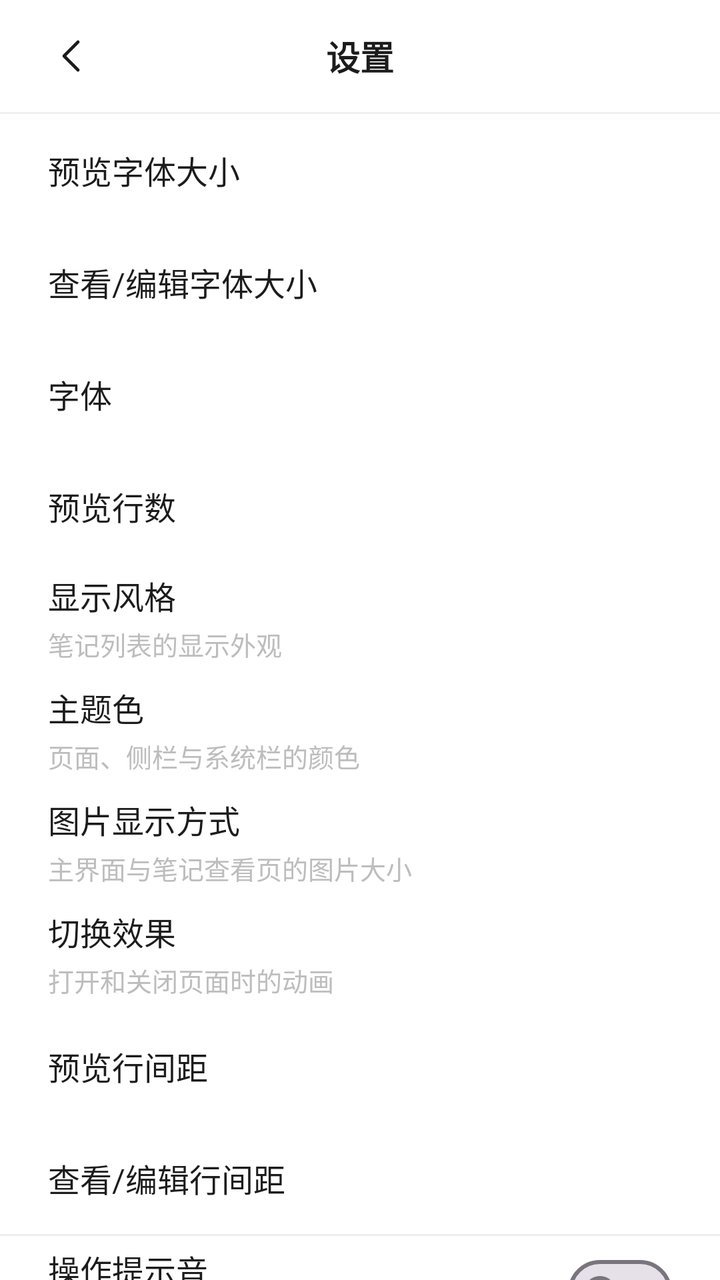
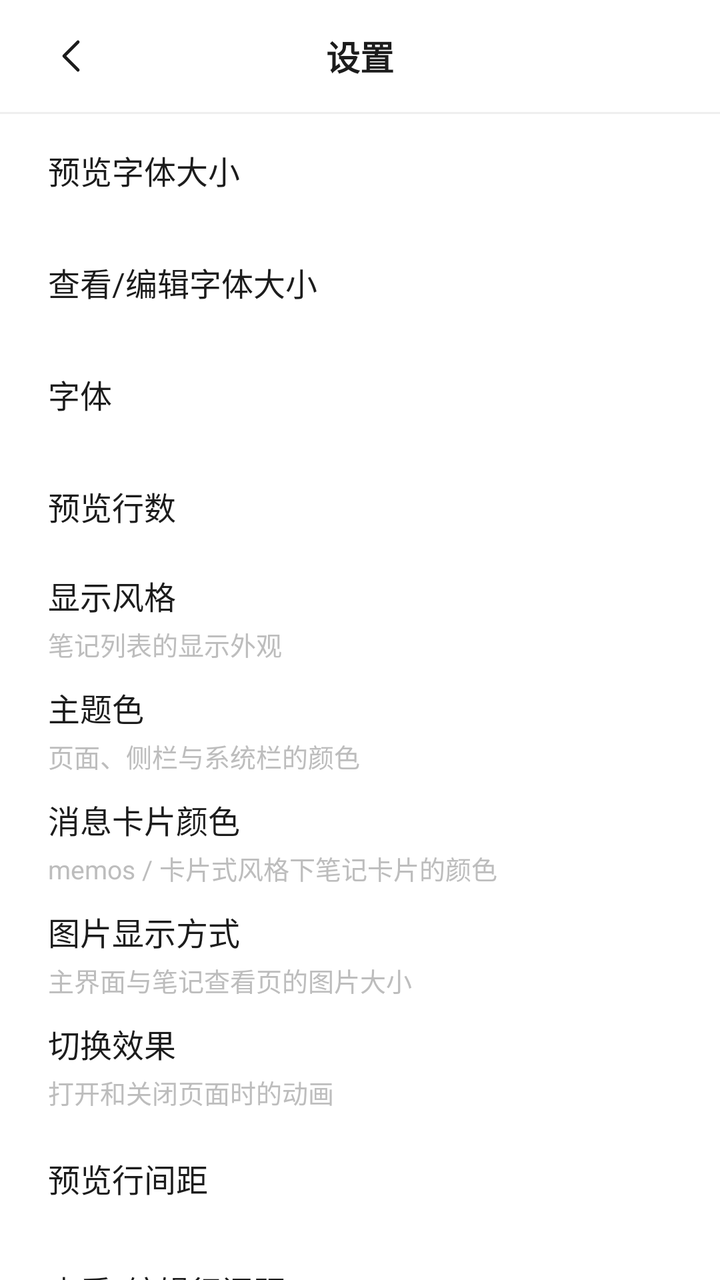

Before-and-after screenshots of an Android layout around one commit, followed by the original layout XML and the change that was made.
<!-- AndroidManifest.xml: application theme Theme.WuDiary -->
<!-- res/layout/activity_settings.xml -->
<?xml version="1.0" encoding="utf-8"?>
<LinearLayout xmlns:android="http://schemas.android.com/apk/res/android"
    android:layout_width="match_parent"
    android:layout_height="match_parent"
    android:background="@color/background"
    android:orientation="vertical">

    <FrameLayout
        android:layout_width="match_parent"
        android:layout_height="56dp">

        <ImageButton
            android:id="@+id/btnBack"
            android:layout_width="48dp"
            android:layout_height="48dp"
            android:layout_gravity="start|center_vertical"
            android:layout_marginStart="12dp"
            android:background="?attr/selectableItemBackgroundBorderless"
            android:contentDescription="@string/back"
            android:scaleType="centerInside"
            android:src="@drawable/ic_chevron_left" />

        <TextView
            android:layout_width="wrap_content"
            android:layout_height="wrap_content"
            android:layout_gravity="center"
            android:text="@string/settings"
            android:textColor="@color/text_primary"
            android:textSize="17sp"
            android:textStyle="bold" />
    </FrameLayout>

    <View
        android:layout_width="match_parent"
        android:layout_height="1dp"
        android:background="@color/divider" />

    <ScrollView
        android:layout_width="match_parent"
        android:layout_height="0dp"
        android:layout_weight="1"
        android:fillViewport="true"
        android:overScrollMode="never"
        android:scrollbars="none">

        <LinearLayout
            android:layout_width="match_parent"
            android:layout_height="wrap_content"
            android:orientation="vertical"
            android:paddingBottom="24dp">

    <LinearLayout
        android:id="@+id/rowFontSize"
        android:layout_width="match_parent"
        android:layout_height="56dp"
        android:background="?attr/selectableItemBackground"
        android:clickable="true"
        android:focusable="true"
        android:gravity="center_vertical"
        android:orientation="horizontal"
        android:paddingHorizontal="24dp">

        <TextView
            android:layout_width="0dp"
            android:layout_height="wrap_content"
            android:layout_weight="1"
            android:text="@string/font_size"
            android:textColor="@color/text_primary"
            android:textSize="16sp" />

        <TextView
            android:id="@+id/textFontValue"
            android:layout_width="wrap_content"
            android:layout_height="wrap_content"
            android:textColor="@color/text_secondary"
            android:textSize="15sp" />
    </LinearLayout>

    <LinearLayout
        android:id="@+id/rowReadingFontSize"
        android:layout_width="match_parent"
        android:layout_height="56dp"
        android:background="?attr/selectableItemBackground"
        android:clickable="true"
        android:focusable="true"
        android:gravity="center_vertical"
        android:orientation="horizontal"
        android:paddingHorizontal="24dp">

        <TextView
            android:layout_width="0dp"
            android:layout_height="wrap_content"
            android:layout_weight="1"
            android:text="@string/reading_font_size"
            android:textColor="@color/text_primary"
            android:textSize="16sp" />

        <TextView
            android:id="@+id/textReadingFontValue"
            android:layout_width="wrap_content"
            android:layout_height="wrap_content"
            android:textColor="@color/text_secondary"
            android:textSize="15sp" />
    </LinearLayout>

    <LinearLayout
        android:id="@+id/rowFontFamily"
        android:layout_width="match_parent"
        android:layout_height="56dp"
        android:background="?attr/selectableItemBackground"
        android:clickable="true"
        android:focusable="true"
        android:gravity="center_vertical"
        android:orientation="horizontal"
        android:paddingHorizontal="24dp">

        <TextView
            android:layout_width="0dp"
            android:layout_height="wrap_content"
            android:layout_weight="1"
            android:text="@string/font_family"
            android:textColor="@color/text_primary"
            android:textSize="16sp" />

        <TextView
            android:id="@+id/textFontFamilyValue"
            android:layout_width="wrap_content"
            android:layout_height="wrap_content"
            android:textColor="@color/text_secondary"
            android:textSize="15sp" />
    </LinearLayout>

    <LinearLayout
        android:id="@+id/rowPreviewLines"
        android:layout_width="match_parent"
        android:layout_height="56dp"
        android:background="?attr/selectableItemBackground"
        android:clickable="true"
        android:focusable="true"
        android:gravity="center_vertical"
        android:orientation="horizontal"
        android:paddingHorizontal="24dp">

        <TextView
            android:layout_width="0dp"
            android:layout_height="wrap_content"
            android:layout_weight="1"
            android:text="@string/preview_lines"
            android:textColor="@color/text_primary"
            android:textSize="16sp" />

        <TextView
            android:id="@+id/textPreviewValue"
            android:layout_width="wrap_content"
            android:layout_height="wrap_content"
            android:textColor="@color/text_secondary"
            android:textSize="15sp" />
    </LinearLayout>

    <LinearLayout
        android:id="@+id/rowDisplayStyle"
        android:layout_width="match_parent"
        android:layout_height="56dp"
        android:background="?attr/selectableItemBackground"
        android:clickable="true"
        android:focusable="true"
        android:gravity="center_vertical"
        android:orientation="horizontal"
        android:paddingHorizontal="24dp">

        <LinearLayout
            android:layout_width="0dp"
            android:layout_height="wrap_content"
            android:layout_weight="1"
            android:orientation="vertical">

            <TextView
                android:layout_width="wrap_content"
                android:layout_height="wrap_content"
                android:text="@string/display_style"
                android:textColor="@color/text_primary"
                android:textSize="16sp" />

            <TextView
                android:layout_width="wrap_content"
                android:layout_height="wrap_content"
                android:layout_marginTop="3dp"
                android:text="@string/display_style_desc"
                android:textColor="@color/text_secondary"
                android:textSize="13sp" />
        </LinearLayout>

        <TextView
            android:id="@+id/textDisplayStyleValue"
            android:layout_width="wrap_content"
            android:layout_height="wrap_content"
            android:textColor="@color/text_secondary"
            android:textSize="15sp" />
    </LinearLayout>

    <LinearLayout
        android:id="@+id/rowBackgroundColor"
        android:layout_width="match_parent"
        android:layout_height="56dp"
        android:background="?attr/selectableItemBackground"
        android:clickable="true"
        android:focusable="true"
        android:gravity="center_vertical"
        android:orientation="horizontal"
        android:paddingHorizontal="24dp">

        <LinearLayout
            android:layout_width="0dp"
            android:layout_height="wrap_content"
            android:layout_weight="1"
            android:orientation="vertical">

            <TextView
                android:layout_width="wrap_content"
                android:layout_height="wrap_content"
                android:text="@string/background_color"
                android:textColor="@color/text_primary"
                android:textSize="16sp" />

            <TextView
                android:layout_width="wrap_content"
                android:layout_height="wrap_content"
                android:layout_marginTop="3dp"
                android:text="@string/background_color_desc"
                android:textColor="@color/text_secondary"
                android:textSize="13sp" />
        </LinearLayout>

        <TextView
            android:id="@+id/textBackgroundColorValue"
            android:layout_width="wrap_content"
            android:layout_height="wrap_content"
            android:textColor="@color/text_secondary"
            android:textSize="15sp" />
    </LinearLayout>

    <LinearLayout
        android:id="@+id/rowImageStyle"
        android:layout_width="match_parent"
        android:layout_height="56dp"
        android:background="?attr/selectableItemBackground"
        android:clickable="true"
        android:focusable="true"
        android:gravity="center_vertical"
        android:orientation="horizontal"
        android:paddingHorizontal="24dp">

        <LinearLayout
            android:layout_width="0dp"
            android:layout_height="wrap_content"
            android:layout_weight="1"
            android:orientation="vertical">

            <TextView
                android:layout_width="wrap_content"
                android:layout_height="wrap_content"
                android:text="@string/image_style"
                android:textColor="@color/text_primary"
                android:textSize="16sp" />

            <TextView
                android:layout_width="wrap_content"
                android:layout_height="wrap_content"
                android:layout_marginTop="3dp"
                android:text="@string/image_style_desc"
                android:textColor="@color/text_secondary"
                android:textSize="13sp" />
        </LinearLayout>

        <TextView
            android:id="@+id/textImageStyleValue"
            android:layout_width="wrap_content"
            android:layout_height="wrap_content"
            android:textColor="@color/text_secondary"
            android:textSize="15sp" />
    </LinearLayout>

    <LinearLayout
        android:id="@+id/rowTransitionStyle"
        android:layout_width="match_parent"
        android:layout_height="56dp"
        android:background="?attr/selectableItemBackground"
        android:clickable="true"
        android:focusable="true"
        android:gravity="center_vertical"
        android:orientation="horizontal"
        android:paddingHorizontal="24dp">

        <LinearLayout
            android:layout_width="0dp"
            android:layout_height="wrap_content"
            android:layout_weight="1"
            android:orientation="vertical">

            <TextView
                android:layout_width="wrap_content"
                android:layout_height="wrap_content"
                android:text="@string/transition_style"
                android:textColor="@color/text_primary"
                android:textSize="16sp" />

            <TextView
                android:layout_width="wrap_content"
                android:layout_height="wrap_content"
                android:layout_marginTop="3dp"
                android:text="@string/transition_style_desc"
                android:textColor="@color/text_secondary"
                android:textSize="13sp" />
        </LinearLayout>

        <TextView
            android:id="@+id/textTransitionStyleValue"
            android:layout_width="wrap_content"
            android:layout_height="wrap_content"
            android:textColor="@color/text_secondary"
            android:textSize="15sp" />
    </LinearLayout>

    <LinearLayout
        android:id="@+id/rowLineSpacing"
        android:layout_width="match_parent"
        android:layout_height="56dp"
        android:background="?attr/selectableItemBackground"
        android:clickable="true"
        android:focusable="true"
        android:gravity="center_vertical"
        android:orientation="horizontal"
        android:paddingHorizontal="24dp">

        <TextView
            android:layout_width="0dp"
            android:layout_height="wrap_content"
            android:layout_weight="1"
            android:text="@string/line_spacing"
            android:textColor="@color/text_primary"
            android:textSize="16sp" />

        <TextView
            android:id="@+id/textLineSpacingValue"
            android:layout_width="wrap_content"
            android:layout_height="wrap_content"
            android:textColor="@color/text_secondary"
            android:textSize="15sp" />
    </LinearLayout>

    <LinearLayout
        android:id="@+id/rowReadingLineSpacing"
        android:layout_width="match_parent"
        android:layout_height="56dp"
        android:background="?attr/selectableItemBackground"
        android:clickable="true"
        android:focusable="true"
        android:gravity="center_vertical"
        android:orientation="horizontal"
        android:paddingHorizontal="24dp">

        <TextView
            android:layout_width="0dp"
            android:layout_height="wrap_content"
            android:layout_weight="1"
            android:text="@string/reading_line_spacing"
            android:textColor="@color/text_primary"
            android:textSize="16sp" />

        <TextView
            android:id="@+id/textReadingLineSpacingValue"
            android:layout_width="wrap_content"
            android:layout_height="wrap_content"
            android:textColor="@color/text_secondary"
            android:textSize="15sp" />
    </LinearLayout>

    <View
        android:layout_width="match_parent"
        android:layout_height="1dp"
        android:background="@color/divider" />

    <LinearLayout
        android:id="@+id/rowSound"
        android:layout_width="match_parent"
        android:layout_height="56dp"
        android:background="?attr/selectableItemBackground"
        android:clickable="true"
        android:focusable="true"
        android:gravity="center_vertical"
        android:orientation="horizontal"
        android:paddingHorizontal="24dp">

        <LinearLayout
            android:layout_width="0dp"
            android:layout_height="wrap_content"
            android:layout_weight="1"
            android:orientation="vertical">

            <TextView
                android:layout_width="wrap_content"
                android:layout_height="wrap_content"
                android:text="@string/sound_feedback"
                android:textColor="@color/text_primary"
                android:textSize="16sp" />

            <TextView
                android:layout_width="wrap_content"
                android:layout_height="wrap_content"
                android:layout_marginTop="3dp"
                android:text="@string/sound_feedback_desc"
                android:textColor="@color/text_secondary"
                android:textSize="13sp" />
        </LinearLayout>

        <com.google.android.material.materialswitch.MaterialSwitch
            android:id="@+id/switchSound"
            android:layout_width="wrap_content"
            android:layout_height="wrap_content"
            android:clickable="false"
            android:focusable="false" />
    </LinearLayout>

    <LinearLayout
        android:id="@+id/rowPreviewTags"
        android:layout_width="match_parent"
        android:layout_height="56dp"
        android:background="?attr/selectableItemBackground"
        android:clickable="true"
        android:focusable="true"
        android:gravity="center_vertical"
        android:orientation="horizontal"
        android:paddingHorizontal="24dp">

        <LinearLayout
            android:layout_width="0dp"
            android:layout_height="wrap_content"
            android:layout_weight="1"
            android:orientation="vertical">

            <TextView
                android:layout_width="wrap_content"
                android:layout_height="wrap_content"
                android:text="@string/preview_tags"
                android:textColor="@color/text_primary"
                android:textSize="16sp" />

            <TextView
                android:layout_width="wrap_content"
                android:layout_height="wrap_content"
                android:layout_marginTop="3dp"
                android:text="@string/preview_tags_desc"
                android:textColor="@color/text_secondary"
                android:textSize="13sp" />
        </LinearLayout>

        <TextView
            android:id="@+id/textTagStyleValue"
            android:layout_width="wrap_content"
            android:layout_height="wrap_content"
            android:textColor="@color/text_secondary"
            android:textSize="15sp" />
    </LinearLayout>

    <View
        android:layout_width="match_parent"
        android:layout_height="1dp"
        android:background="@color/divider" />

    <LinearLayout
        android:id="@+id/rowDoubleTap"
        android:layout_width="match_parent"
        android:layout_height="56dp"
        android:background="?attr/selectableItemBackground"
        android:clickable="true"
        android:focusable="true"
        android:gravity="center_vertical"
        android:orientation="horizontal"
        android:paddingHorizontal="24dp">

        <LinearLayout
            android:layout_width="0dp"
            android:layout_height="wrap_content"
            android:layout_weight="1"
            android:orientation="vertical">

            <TextView
                android:layout_width="wrap_content"
                android:layout_height="wrap_content"
                android:text="@string/double_tap_edit"
                android:textColor="@color/text_primary"
                android:textSize="16sp" />

            <TextView
                android:layout_width="wrap_content"
                android:layout_height="wrap_content"
                android:layout_marginTop="3dp"
                android:text="@string/double_tap_edit_desc"
                android:textColor="@color/text_secondary"
                android:textSize="13sp" />
        </LinearLayout>

        <com.google.android.material.materialswitch.MaterialSwitch
            android:id="@+id/switchDoubleTap"
            android:layout_width="wrap_content"
            android:layout_height="wrap_content"
            android:clickable="false"
            android:focusable="false" />
    </LinearLayout>

    <View
        android:layout_width="match_parent"
        android:layout_height="1dp"
        android:background="@color/divider" />

    <LinearLayout
        android:id="@+id/rowStorage"
        android:layout_width="match_parent"
        android:layout_height="wrap_content"
        android:background="?attr/selectableItemBackground"
        android:clickable="true"
        android:focusable="true"
        android:orientation="vertical"
        android:paddingHorizontal="24dp"
        android:paddingVertical="14dp">

        <TextView
            android:layout_width="wrap_content"
            android:layout_height="wrap_content"
            android:text="@string/storage_location"
            android:textColor="@color/text_primary"
            android:textSize="16sp" />

        <TextView
            android:layout_width="wrap_content"
            android:layout_height="wrap_content"
            android:layout_marginTop="3dp"
            android:text="@string/storage_location_desc"
            android:textColor="@color/text_secondary"
            android:textSize="13sp" />

        <TextView
            android:id="@+id/textStorageValue"
            android:layout_width="match_parent"
            android:layout_height="wrap_content"
            android:layout_marginTop="4dp"
            android:ellipsize="middle"
            android:maxLines="1"
            android:textColor="@color/text_secondary"
            android:textSize="13sp" />
    </LinearLayout>

    <View
        android:layout_width="match_parent"
        android:layout_height="1dp"
        android:background="@color/divider" />

    <LinearLayout
        android:id="@+id/rowExport"
        android:layout_width="match_parent"
        android:layout_height="wrap_content"
        android:background="?attr/selectableItemBackground"
        android:clickable="true"
        android:focusable="true"
        android:orientation="vertical"
        android:paddingHorizontal="24dp"
        android:paddingVertical="14dp">

        <TextView
            android:layout_width="wrap_content"
            android:layout_height="wrap_content"
            android:text="@string/backup_export"
            android:textColor="@color/text_primary"
            android:textSize="16sp" />

        <TextView
            android:layout_width="wrap_content"
            android:layout_height="wrap_content"
            android:layout_marginTop="3dp"
            android:text="@string/backup_export_desc"
            android:textColor="@color/text_secondary"
            android:textSize="13sp" />
    </LinearLayout>

    <View
        android:layout_width="match_parent"
        android:layout_height="1dp"
        android:background="@color/divider" />

    <LinearLayout
        android:id="@+id/rowImport"
        android:layout_width="match_parent"
        android:layout_height="wrap_content"
        android:background="?attr/selectableItemBackground"
        android:clickable="true"
        android:focusable="true"
        android:orientation="vertical"
        android:paddingHorizontal="24dp"
        android:paddingVertical="14dp">

        <TextView
            android:layout_width="wrap_content"
            android:layout_height="wrap_content"
            android:text="@string/backup_import"
            android:textColor="@color/text_primary"
            android:textSize="16sp" />

        <TextView
            android:layout_width="wrap_content"
            android:layout_height="wrap_content"
            android:layout_marginTop="3dp"
            android:text="@string/backup_import_desc"
            android:textColor="@color/text_secondary"
            android:textSize="13sp" />
    </LinearLayout>

    <View
        android:layout_width="match_parent"
        android:layout_height="1dp"
        android:background="@color/divider" />

        </LinearLayout>
    </ScrollView>

</LinearLayout>
<!-- resources referenced by this layout -->
<resources>
  <color name="background">#FFFFFF</color>
  <color name="divider">#EFEFEF</color>
  <color name="text_primary">#1C1C1C</color>
  <color name="text_secondary">#BDBDBD</color>
  <!-- drawable ic_chevron_left (drawable) -->
  <?xml version="1.0" encoding="utf-8"?>
  <vector xmlns:android="http://schemas.android.com/apk/res/android"
      android:width="24dp"
      android:height="24dp"
      android:viewportWidth="24"
      android:viewportHeight="24">
      <path
          android:fillColor="#00000000"
          android:pathData="M15,5 L8,12 L15,19"
          android:strokeColor="#1C1C1C"
          android:strokeLineCap="round"
          android:strokeLineJoin="round"
          android:strokeWidth="1.6" />
  </vector>
  <string name="back">返回</string>
  <string name="background_color">主题色</string>
  <string name="background_color_desc">页面、侧栏与系统栏的颜色</string>
  <string name="backup_export">导出笔记</string>
  <string name="backup_export_desc">导出为 zip（Diary/notes/年-月-日.md + Diary/files）</string>
  <string name="backup_import">导入笔记</string>
  <string name="backup_import_desc">从 zip 备份中恢复笔记与图片</string>
  <string name="display_style">显示风格</string>
  <string name="display_style_desc">笔记列表的显示外观</string>
  <string name="double_tap_edit">双击进入编辑</string>
  <string name="double_tap_edit_desc">在笔记浏览页双击可直接编辑</string>
  <string name="font_family">字体</string>
  <string name="font_size">预览字体大小</string>
  <string name="image_style">图片显示方式</string>
  <string name="image_style_desc">主界面与笔记查看页的图片大小</string>
  <string name="line_spacing">预览行间距</string>
  <string name="preview_lines">预览行数</string>
  <string name="preview_tags">标签位置</string>
  <string name="preview_tags_desc">主界面笔记标签的显示位置</string>
  <string name="reading_font_size">查看/编辑字体大小</string>
  <string name="reading_line_spacing">查看/编辑行间距</string>
  <string name="settings">设置</string>
  <string name="sound_feedback">操作提示音</string>
  <string name="sound_feedback_desc">保存或删除日记时播放提示音</string>
  <string name="storage_location">笔记存储位置</string>
  <string name="storage_location_desc">笔记以 Markdown 保存到所选文件夹的 Diary/notes，图片存到 Diary/files</string>
  <string name="transition_style">切换效果</string>
  <string name="transition_style_desc">打开和关闭页面时的动画</string>
  <style name="Theme.WuDiary" parent="Theme.Material3.Light.NoActionBar">
          <item name="colorPrimary">@color/primary</item>
          <item name="colorOnPrimary">@android:color/white</item>
          <item name="colorSurface">@color/surface</item>
          <item name="android:windowBackground">@color/background</item>
          <item name="android:statusBarColor">@color/background</item>
          <item name="android:windowLightStatusBar">true</item>
          <item name="android:navigationBarColor">@color/background</item>
          
          <item name="alertDialogTheme">@style/Theme.WuDiary.Dialog</item>
          <item name="android:alertDialogTheme">@style/Theme.WuDiary.Dialog</item>
      </style>
  <color name="primary">#1C1C1C</color>
  <color name="surface">#FFFFFF</color>
  <style name="Theme.WuDiary.Dialog" parent="Theme.MaterialComponents.Light.Dialog.Alert">
          <item name="android:windowBackground">@drawable/bg_dialog</item>
          <item name="android:backgroundDimAmount">0.3</item>
          <item name="colorPrimary">@color/primary</item>
          <item name="colorOnPrimary">@android:color/white</item>
          <item name="colorSurface">@color/surface</item>
          <item name="android:textColorPrimary">@color/text_primary</item>
          <item name="android:textColorSecondary">@color/text_secondary</item>
      </style>
  <!-- drawable bg_dialog (drawable) -->
  <?xml version="1.0" encoding="utf-8"?>
  <shape xmlns:android="http://schemas.android.com/apk/res/android"
      android:shape="rectangle">
      <solid android:color="@color/surface" />
      <corners android:radius="22dp" />
  </shape>
</resources>

<!-- the commit's change to res/layout/activity_settings.xml (unified diff, before → after) -->
@@ -240,6 +240,47 @@
     </LinearLayout>
 
     <LinearLayout
+        android:id="@+id/rowCardColor"
+        android:layout_width="match_parent"
+        android:layout_height="56dp"
+        android:background="?attr/selectableItemBackground"
+        android:clickable="true"
+        android:focusable="true"
+        android:gravity="center_vertical"
+        android:orientation="horizontal"
+        android:paddingHorizontal="24dp">
+
+        <LinearLayout
+            android:layout_width="0dp"
+            android:layout_height="wrap_content"
+            android:layout_weight="1"
+            android:orientation="vertical">
+
+            <TextView
+                android:layout_width="wrap_content"
+                android:layout_height="wrap_content"
+                android:text="@string/card_color"
+                android:textColor="@color/text_primary"
+                android:textSize="16sp" />
+
+            <TextView
+                android:layout_width="wrap_content"
+                android:layout_height="wrap_content"
+                android:layout_marginTop="3dp"
+                android:text="@string/card_color_desc"
+                android:textColor="@color/text_secondary"
+                android:textSize="13sp" />
+        </LinearLayout>
+
+        <TextView
+            android:id="@+id/textCardColorValue"
+            android:layout_width="wrap_content"
+            android:layout_height="wrap_content"
+            android:textColor="@color/text_secondary"
+            android:textSize="15sp" />
+    </LinearLayout>
+
+    <LinearLayout
         android:id="@+id/rowImageStyle"
         android:layout_width="match_parent"
         android:layout_height="56dp"
<!-- resource entries referenced after the edit -->
@@ -26,6 +26,8 @@
   <string name="backup_export_desc">导出为 zip（Diary/notes/年-月-日.md + Diary/files）</string>
   <string name="backup_import">导入笔记</string>
   <string name="backup_import_desc">从 zip 备份中恢复笔记与图片</string>
+  <string name="card_color">消息卡片颜色</string>
+  <string name="card_color_desc">memos / 卡片式风格下笔记卡片的颜色</string>
   <string name="display_style">显示风格</string>
   <string name="display_style_desc">笔记列表的显示外观</string>
   <string name="double_tap_edit">双击进入编辑</string>
